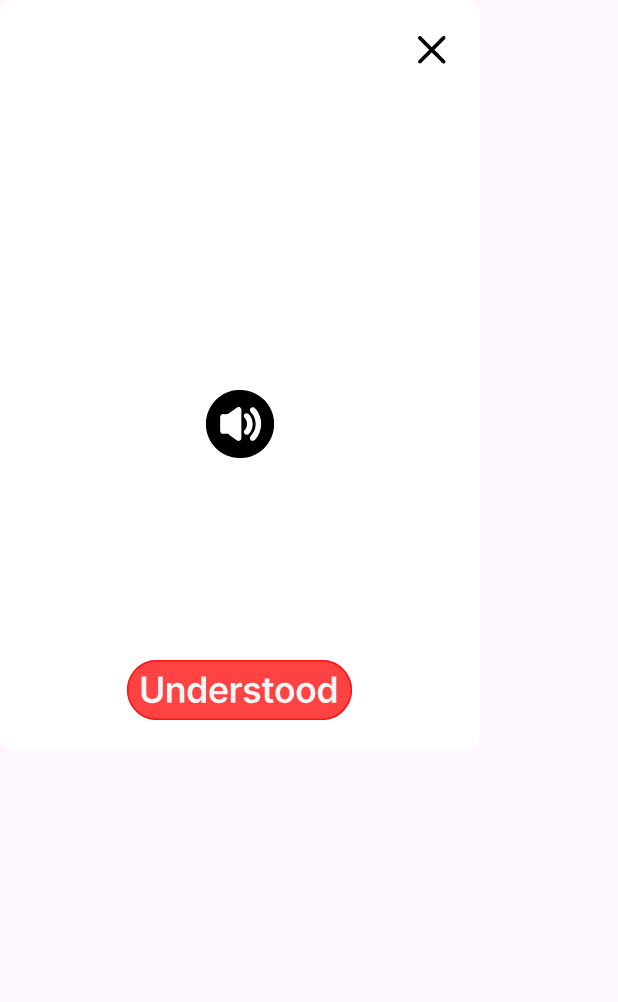
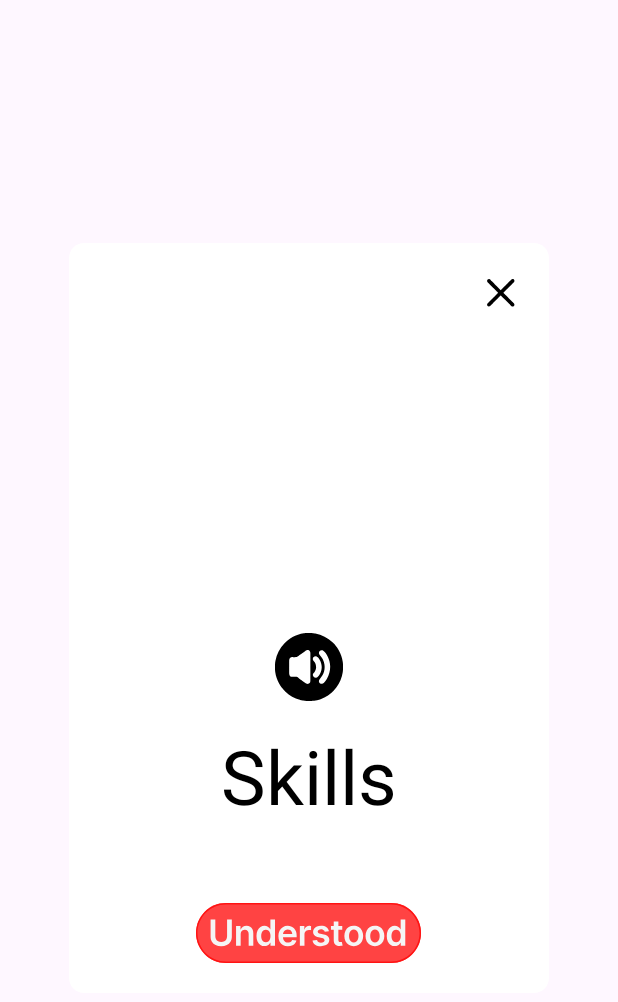
Before and after one commit to Lehoangminh-dab/HCI---INT2041-57---Dyslexic-E-Reader, an Android app: the layout fragment_word_info.xml on its own in the app's theme, with its tools: preview values and no code run, on a phone screen of 412 x 824 dp. Shown: the top 1002 px of the screen. Run offline under Robolectric (Android 15) with nearby library versions, the light colour scheme and no system bars.

Commit message:
Completed word lookup

```diff
--- a/frontend/app/build.gradle.kts
+++ b/frontend/app/build.gradle.kts
@@ -96,6 +96,7 @@ dependencies {
     implementation("com.itextpdf:kernel:8.0.5")
     implementation("com.itextpdf:io:8.0.5")
     implementation("com.google.mlkit:text-recognition:16.0.1")
+    implementation("com.squareup.okhttp3:okhttp:4.9.1")
     testImplementation(libs.junit)
     androidTestImplementation(libs.ext.junit)
     androidTestImplementation(libs.espresso.core)
--- a/frontend/app/src/main/AndroidManifest.xml
+++ b/frontend/app/src/main/AndroidManifest.xml
@@ -4,6 +4,7 @@
 
     <uses-permission android:name="android.permission.WRITE_EXTERNAL_STORAGE"></uses-permission>
     <uses-permission android:name="android.permission.READ_EXTERNAL_STORAGE"></uses-permission>
+    <uses-permission android:name="android.permission.INTERNET" />
     <application
         android:allowBackup="true"
         android:dataExtractionRules="@xml/data_extraction_rules"
@@ -13,6 +14,7 @@
         android:roundIcon="@mipmap/ic_launcher_round"
         android:supportsRtl="true"
         android:theme="@style/Theme.MyApplication"
+        android:networkSecurityConfig="@xml/network_security_config"
         tools:targetApi="31">
         <activity
             android:name=".LibraryActivity"
--- a/frontend/app/src/main/res/layout/activity_reading.xml
+++ b/frontend/app/src/main/res/layout/activity_reading.xml
@@ -79,7 +79,7 @@
             android:layout_marginTop="90dp"
             android:gravity="top"
             android:lineSpacingExtra="25sp"
-            android:text=" "
+            android:text="text"
             android:textSize="50sp"
             app:layout_constraintEnd_toEndOf="parent"
             app:layout_constraintStart_toStartOf="parent"
@@ -126,6 +126,10 @@
                 android:layout_marginStart="30dp"
                 app:srcCompat="@drawable/ic_arrow_right" />
         </LinearLayout>
+        <FrameLayout
+            android:id="@+id/fragment_container"
+            android:layout_width="match_parent"
+            android:layout_height="match_parent" />
 
     </androidx.constraintlayout.widget.ConstraintLayout>
 
--- a/frontend/app/src/main/res/layout/fragment_word_info.xml
+++ b/frontend/app/src/main/res/layout/fragment_word_info.xml
@@ -8,11 +8,24 @@
     android:layout_centerHorizontal="true"
     android:layout_centerVertical="true"
     android:clipToOutline="true"
-    android:background="@drawable/frame_word_info">
+    android:background="@drawable/frame_word_info"
+    android:layout_gravity="center">
+
+    <ImageView
+        android:id="@+id/word_image"
+        android:layout_width="300dp"
+        android:layout_height="187.5dp"
+        android:layout_centerHorizontal="true"
+        android:layout_alignParentTop="true"
+        android:layout_marginTop="60dp"
+        android:background="@drawable/frame_word_info"
+        android:contentDescription="Word Image Container"
+        />
+
 
     <!-- Close button -->
     <ImageButton
-        android:id="@+id/close"
+        android:id="@+id/close_button"
         android:layout_width="25dp"
         android:layout_height="25dp"
         android:layout_alignParentTop="true"
@@ -26,7 +39,7 @@
 
     <!-- Volume Up button -->
     <ImageButton
-        android:id="@+id/volume_up_1"
+        android:id="@+id/pronounce_button"
         android:layout_width="45dp"
         android:layout_height="45dp"
         android:layout_centerHorizontal="true"
@@ -37,9 +50,27 @@
         android:contentDescription="Volume Up"
         android:clipToOutline="true"/>
 
+    <!-- Word -->
+    <TextView
+        android:id="@+id/word"
+        android:layout_width="match_parent"
+        android:layout_height="70sp"
+        android:layout_centerHorizontal="true"
+        android:layout_centerVertical="true"
+        android:layout_alignParentTop="true"
+        android:layout_marginTop="320dp"
+        android:text="Skills"
+        android:textSize="50sp"
+        android:textColor="#000000"
+        android:lineHeight="65sp"
+        android:fontFamily="Mali"
+        android:gravity="center"
+        android:background="@drawable/frame_word_info"
+        />
+
     <!-- New button using the vector drawable -->
     <ImageButton
-        android:id="@+id/new_button"
+        android:id="@+id/understood_button"
         android:layout_width="150dp"
         android:layout_height="40dp"
         android:layout_centerHorizontal="true"
--- /dev/null
+++ b/frontend/app/src/main/res/xml/network_security_config.xml
@@ -0,0 +1,6 @@
+<?xml version="1.0" encoding="utf-8"?>
+<network-security-config>
+    <domain-config cleartextTrafficPermitted="true">
+        <domain includeSubdomains="true">192.168.1.42</domain>
+    </domain-config>
+</network-security-config>
```
Also changed, not shown: frontend/app/src/main/java/com/example/myapplication/FragmentWordInfo.java (added, +239 -0 lines), frontend/app/src/main/java/com/example/myapplication/ReadingActivity.java (+40 -1 lines).
